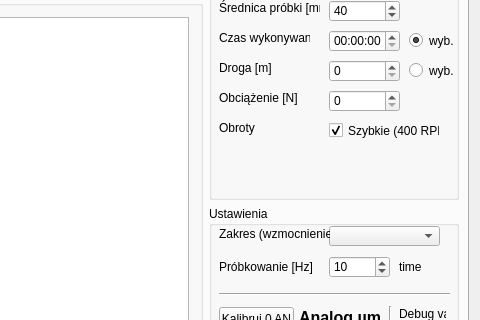
The window that AmslerGUI/mainwindow.ui (popos123/AmslerGUI) describes before a commit, drawn with Qt 5; both pictures show x 213 to 693 and y 197 to 517 of the 693 by 675 pixel window.
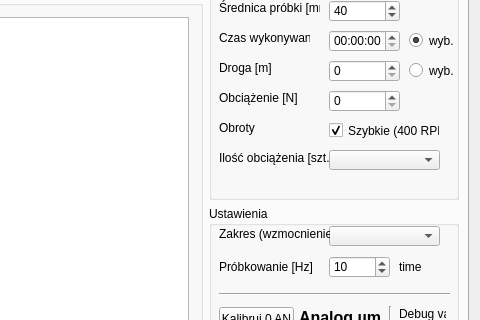
The same window after the commit. Custom widgets are drawn as their Qt base class.

What changed in the file:
```diff
--- a/AmslerGUI/mainwindow.ui
+++ b/AmslerGUI/mainwindow.ui
@@ -370,6 +370,29 @@
              <string/>
             </property>
            </widget>
+           <widget class="QLabel" name="label_24">
+            <property name="geometry">
+             <rect>
+              <x>10</x>
+              <y>300</y>
+              <width>111</width>
+              <height>16</height>
+             </rect>
+            </property>
+            <property name="text">
+             <string>Ilość obciążenia [szt.]</string>
+            </property>
+           </widget>
+           <widget class="QComboBox" name="comboBoxDevices_3">
+            <property name="geometry">
+             <rect>
+              <x>120</x>
+              <y>300</y>
+              <width>111</width>
+              <height>20</height>
+             </rect>
+            </property>
+           </widget>
           </widget>
          </item>
          <item row="3" column="0">
```
Left out of the diff: 4 changed lines with no effect on the pictures.
